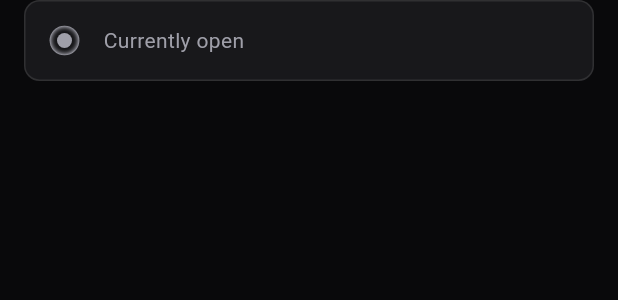
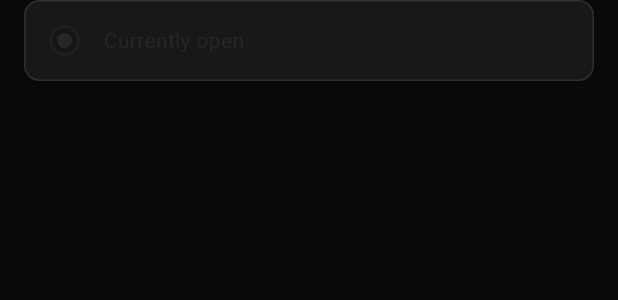
Before and after one commit to codermadushan/gs_frontend, a Flutter app: the StatusMessage widget shown alone on an empty page, opened directly, on a phone screen of 412 x 824 dp. Shown: the top 300 px of the screen. Run offline on Flutter 3.47's test engine with Material 3 defaults, Android fonts, the phone set to English and light mode, and no system bars; our stand-ins replace email_validator, flutter_bloc, flutter_secure_storage, font_awesome_flutter, fpdart, get_it and 2 more; accounts and stored records are empty; network calls fail.

Commit message:
Some updates

```diff
--- a/lib/core/enums/status_color.dart
+++ /dev/null
@@ -1 +0,0 @@
-enum StatusColor { green, red, muted }
--- a/lib/core/utils/get_status_color.dart
+++ /dev/null
@@ -1,17 +0,0 @@
-import 'package:flutter/material.dart';
-
-import '../constants/app_color.dart';
-import '../enums/status_color.dart';
-
-Color getStatusColor(StatusColor statusColor) {
-  switch (statusColor) {
-    case StatusColor.green:
-      return AppColor.success;
-
-    case StatusColor.red:
-      return AppColor.destructive;
-
-    case StatusColor.muted:
-      return AppColor.mutedForeground;
-  }
-}
--- a/lib/features/home/presentation/pages/home_page.dart
+++ b/lib/features/home/presentation/pages/home_page.dart
@@ -11,7 +11,7 @@ import '../../../../core/enums/user_role.dart';
 import '../../../../core/constants/app_size.dart';
 import '../../../../core/widgets/sign_out_button.dart';
 import '../../../../core/widgets/texts.dart';
-import '../../../status/presentation/widgets/status.dart';
+import '../../../status_message/presentation/widgets/status.dart';
 import '../widgets/home_page/app_information_button.dart';
 import '../widgets/home_page/barbers_section/barbers_section.dart';
 import '../widgets/home_page/admin_button.dart';
--- a/lib/features/status/presentation/widgets/status.dart
+++ b/lib/features/status_message/presentation/widgets/status.dart
@@ -1,6 +1,6 @@
 import 'package:flutter/material.dart';
 
-import '../../../../core/enums/status_color.dart';
+import '../../../../core/constants/app_color.dart';
 import 'status_message.dart';
 import 'status_message_place_holder.dart';
 
@@ -13,7 +13,7 @@ class Status extends StatelessWidget {
 
     if (isLoaded) {
       return const StatusMessage(
-        statusColor: StatusColor.muted,
+        color: AppColor.muted,
         message: 'Currently open',
       );
     }
--- a/lib/features/status/presentation/widgets/status_message.dart
+++ b/lib/features/status_message/presentation/widgets/status_message.dart
@@ -1,27 +1,24 @@
 import 'package:flutter/material.dart';
 
 import '../../../../core/constants/app_size.dart';
-import '../../../../core/enums/status_color.dart';
-import '../../../../core/utils/get_status_color.dart';
 import '../../../../core/widgets/app_card.dart';
 import '../../../../core/widgets/texts.dart';
 import 'pulse_dot.dart';
 
 class StatusMessage extends StatelessWidget {
-  final StatusColor _statusColor;
+  final Color _color;
   final String _message;
 
   const StatusMessage({
     super.key,
-    required StatusColor statusColor,
+    required Color color,
     required String message,
-  }) : _statusColor = statusColor,
+  }) : _color = color,
        _message = message;
 
   @override
   Widget build(BuildContext context) {
     const dotRadius = 5.0;
-    final color = getStatusColor(_statusColor);
 
     return AppCard(
       margin: const EdgeInsets.symmetric(horizontal: AppSize.pagePadding),
@@ -33,13 +30,13 @@ class StatusMessage extends StatelessWidget {
           SizedBox.square(
             dimension: dotRadius * 4,
             child: Center(
-              child: PulseDot(color: color, dotRadius: dotRadius),
+              child: PulseDot(color: _color, dotRadius: dotRadius),
             ),
           ),
 
           const SizedBox(width: AppSize.pagePadding),
 
-          Expanded(child: AppTextBody(_message, color: color)),
+          Expanded(child: AppTextBody(_message, color: _color)),
         ],
       ),
     );
```
Also changed, not shown: lib/core/enums/status_message_color.dart (added, +16 -0 lines), lib/core/utils/get_status_message_color.dart (added, +13 -0 lines), lib/features/status_message/data/datasources/status_message_data_source.dart (added, +11 -0 lines), lib/features/status_message/data/models/status_message_model.dart (added, +13 -0 lines), lib/features/status_message/domain/entities/status_message_entity.dart (added, +9 -0 lines), lib/features/status_message/presentation/widgets/pulse_dot.dart (renamed from lib/features/status/presentation/widgets/pulse_dot.dart), lib/features/status_message/presentation/widgets/status_message_place_holder.dart (renamed from lib/features/status/presentation/widgets/status_message_place_holder.dart).
